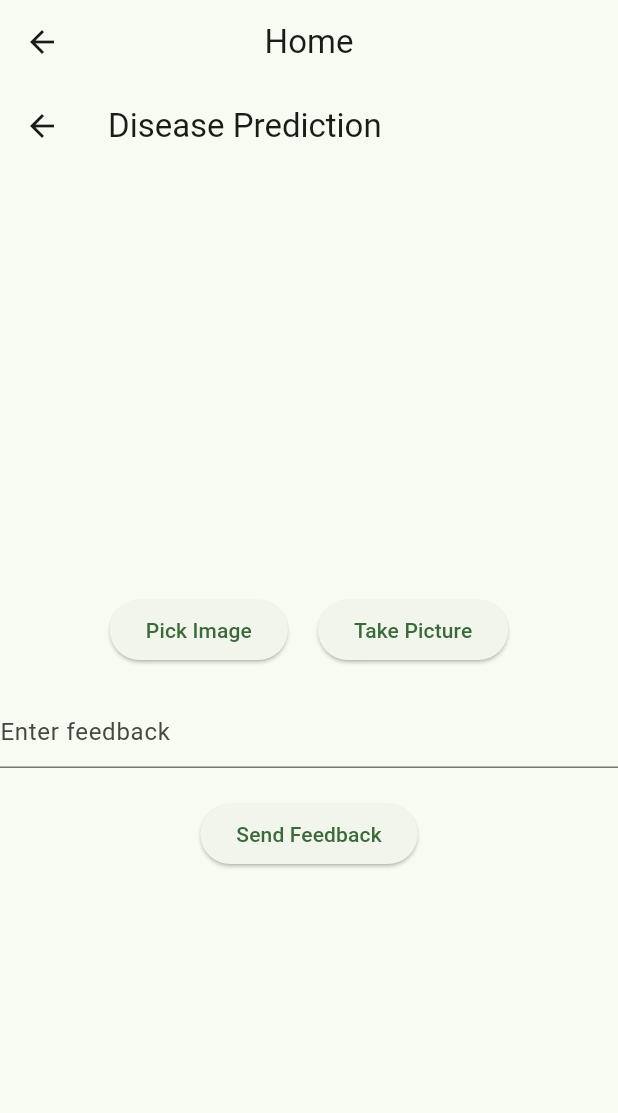
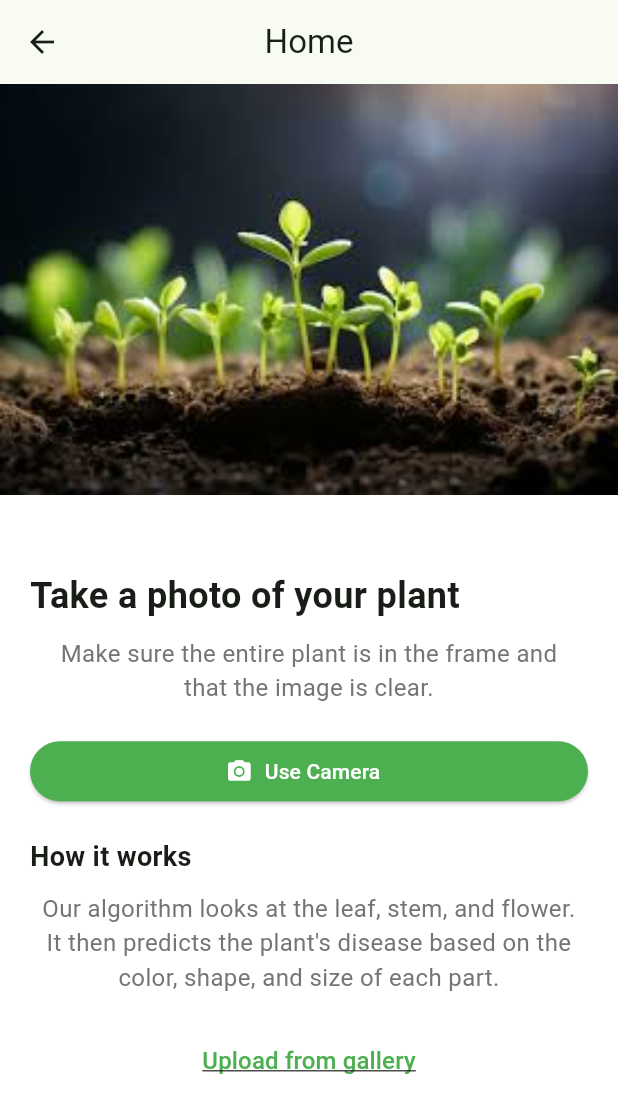
Before and after one commit to mwayandau1/farm_well, a Flutter app: the Home screen opened directly, on a phone screen of 412 x 824 dp. Shown: the top 1113 px of the screen. Run offline on Flutter 3.47's test engine with Material 3 defaults, Android fonts, the phone set to English and light mode, and no system bars; our stand-ins replace cloud_firestore, firebase_auth, firebase_core, google_sign_in, image_picker; accounts and stored records are empty.

Commit message:
Modified prediction screen to add image at the top

```diff
--- a/lib/screens/home.dart
+++ b/lib/screens/home.dart
@@ -16,6 +16,6 @@ class _HomeState extends State<Home> {
           title: Text("Home"),
           centerTitle: true,
         ),
-        body: const PredictionScreen());
+        body: PredictionScreen());
   }
 }
--- a/lib/screens/prediction.dart
+++ b/lib/screens/prediction.dart
@@ -1,20 +1,14 @@
 import 'dart:io';
-
 import 'package:flutter/material.dart';
 import 'package:image_picker/image_picker.dart';
-import 'package:flutter_tflite/flutter_tflite.dart';
 
 class PredictionScreen extends StatefulWidget {
-  const PredictionScreen({super.key});
-
   @override
-  State<PredictionScreen> createState() => _PredictionScreenState();
+  _PredictionScreenState createState() => _PredictionScreenState();
 }
 
 class _PredictionScreenState extends State<PredictionScreen> {
   File? _imageFile;
-  List<dynamic>? _recognitions;
-  String? _feedback;
 
   Future<void> _pickImage(ImageSource source) async {
     final pickedFile = await ImagePicker().pickImage(source: source);
@@ -22,42 +16,29 @@ class _PredictionScreenState extends State<PredictionScreen> {
       setState(() {
         _imageFile = File(pickedFile.path);
       });
-      _predictDisease();
-    }
-  }
-
-  Future<void> _predictDisease() async {
-    if (_imageFile != null) {
-      final recognitions = await Tflite.runModelOnImage(
-        path: _imageFile!.path,
-        numResults: 1,
-        threshold: 0.5,
-        imageMean: 127.5,
-        imageStd: 127.5,
-      );
-
-      setState(() {
-        _recognitions = recognitions;
-      });
-    }
-  }
-
-  Future<void> _sendFeedback() async {
-    if (_feedback != null && _feedback!.isNotEmpty) {
-      // Send feedback to server or handle it locally
-      print('Feedback: $_feedback');
+      // Call your prediction function here
     }
   }
 
   @override
   Widget build(BuildContext context) {
     return Scaffold(
-      appBar: AppBar(
-        title: const Text('Disease Prediction'),
+      backgroundColor: Colors.white,
+      body: SingleChildScrollView(
+        child: Column(
+          children: [
+            Container(
+              width: MediaQuery.of(context).size.width,
+              child: Image.asset(
+                "images/plant_background.jpeg",
+                fit: BoxFit.cover,
               ),
-      body: Center(
+            ),
+            SizedBox(height: 30.0),
+            Padding(
+              padding: const EdgeInsets.symmetric(horizontal: 20.0),
               child: Column(
-          mainAxisAlignment: MainAxisAlignment.center,
+                crossAxisAlignment: CrossAxisAlignment.stretch,
                 children: [
                   if (_imageFile != null)
                     Image.file(
@@ -66,39 +47,67 @@ class _PredictionScreenState extends State<PredictionScreen> {
                       width: 300,
                       fit: BoxFit.cover,
                     ),
-            const SizedBox(height: 20),
-            if (_recognitions != null && _recognitions!.isNotEmpty)
+                  SizedBox(height: 20),
                   Text(
-                'Predicted Disease: ${_recognitions![0]['label']}',
-                style:
-                    const TextStyle(fontSize: 20, fontWeight: FontWeight.bold),
+                    'Take a photo of your plant',
+                    style: TextStyle(
+                      fontSize: 24,
+                      fontWeight: FontWeight.bold,
                     ),
-            const SizedBox(height: 20),
-            Row(
-              mainAxisAlignment: MainAxisAlignment.center,
-              children: [
-                ElevatedButton(
+                  ),
+                  SizedBox(height: 10),
+                  Text(
+                    'Make sure the entire plant is in the frame and\nthat the image is clear.',
+                    textAlign: TextAlign.center,
+                    style: TextStyle(
+                      fontSize: 16,
+                      color: Colors.grey[600],
+                    ),
+                  ),
+                  SizedBox(height: 20),
+                  ElevatedButton.icon(
+                    onPressed: () => _pickImage(ImageSource.camera),
+                    icon: Icon(Icons.camera_alt),
+                    label: Text('Use Camera'),
+                    style: ElevatedButton.styleFrom(
+                      backgroundColor: Colors.green,
+                      foregroundColor: Colors.white,
+                      shape: RoundedRectangleBorder(
+                        borderRadius: BorderRadius.circular(20),
+                      ),
+                    ),
+                  ),
+                  SizedBox(height: 20),
+                  Text(
+                    'How it works',
+                    style: TextStyle(
+                      fontSize: 18,
+                      fontWeight: FontWeight.bold,
+                    ),
+                  ),
+                  SizedBox(height: 10),
+                  Text(
+                    'Our algorithm looks at the leaf, stem, and flower.\nIt then predicts the plant\'s disease based on the\ncolor, shape, and size of each part.',
+                    textAlign: TextAlign.center,
+                    style: TextStyle(
+                      fontSize: 16,
+                      color: Colors.grey[600],
+                    ),
+                  ),
+                  SizedBox(height: 20),
+                  TextButton(
                     onPressed: () => _pickImage(ImageSource.gallery),
-                  child: const Text('Pick Image'),
+                    child: Text(
+                      'Upload from gallery',
+                      style: TextStyle(
+                        fontSize: 16,
+                        color: Colors.green,
+                        decoration: TextDecoration.underline,
                       ),
-                const SizedBox(width: 20),
-                ElevatedButton(
-                  onPressed: () => _pickImage(ImageSource.camera),
-                  child: const Text('Take Picture'),
+                    ),
                   ),
                 ],
               ),
-            const SizedBox(height: 20),
-            TextField(
-              decoration: const InputDecoration(
-                hintText: 'Enter feedback',
-              ),
-              onChanged: (value) => setState(() => _feedback = value),
-            ),
-            const SizedBox(height: 20),
-            ElevatedButton(
-              onPressed: _sendFeedback,
-              child: const Text('Send Feedback'),
             ),
           ],
         ),
--- a/pubspec.yaml
+++ b/pubspec.yaml
@@ -69,6 +69,7 @@ flutter:
     - images/apple.png
     - images/apple1.png
     - images/aifarm.jpg
+    - images/plant_background.jpeg
 
   # An image asset can refer to one or more resolution-specific "variants", see
   # https://flutter.dev/assets-and-images/#resolution-aware
```
Also changed, not shown: images/plant_background.jpeg (added). Lines whose indentation alone changed are shown as unchanged.
